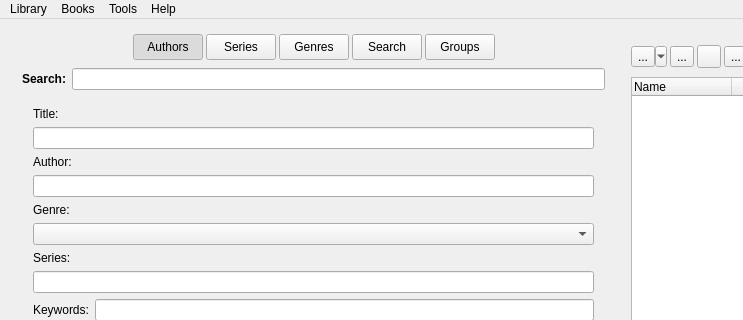
Qt form freeLib/src/mainwindow.ui (vpoluyaktov/freeLib) before a commit; both pictures show x 0 to 743 and y 0 to 320 of the 1297 by 733 pixel window.
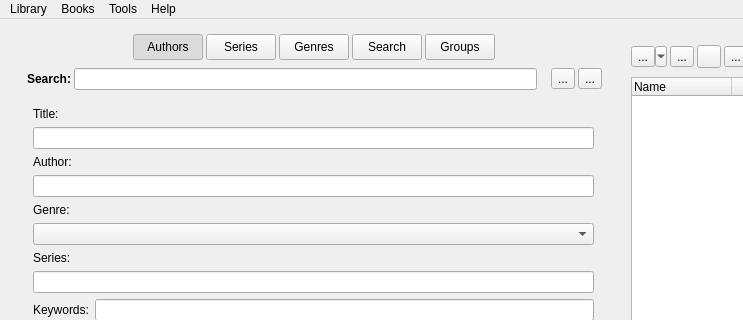
The same form after that commit. Icons and pictures are not drawn.

Commit message: New (MainWindow): Добавлены кнопки раскрыть/свернуть дерево Жанров, которые видимы только на вкладке Жанры.

```diff
--- a/freeLib/src/mainwindow.ui
+++ b/freeLib/src/mainwindow.ui
@@ -256,6 +256,8 @@
              </widget>
             </item>
             <item>
+             <layout class="QHBoxLayout" name="horizontalLayoListTools">
+              <item>
              <widget class="QFrame" name="SearchFrame">
               <property name="frameShape">
                <enum>QFrame::NoFrame</enum>
@@ -263,15 +265,18 @@
               <property name="frameShadow">
                <enum>QFrame::Raised</enum>
               </property>
-              <layout class="QHBoxLayout" name="horizontalLayout_3">
+                <layout class="QHBoxLayout" name="horizontalLayoutSearchFrame">
+                 <property name="spacing">
+                  <number>3</number>
+                 </property>
                <property name="leftMargin">
-                <number>0</number>
+                  <number>5</number>
                </property>
                <property name="topMargin">
                 <number>0</number>
                </property>
                <property name="rightMargin">
-                <number>0</number>
+                  <number>5</number>
                </property>
                <property name="bottomMargin">
                 <number>0</number>
@@ -313,6 +318,63 @@
                </item>
               </layout>
              </widget>
+              </item>
+              <item>
+               <widget class="QFrame" name="ExpandTreeGemresFrame">
+                <property name="frameShape">
+                 <enum>QFrame::NoFrame</enum>
+                </property>
+                <property name="frameShadow">
+                 <enum>QFrame::Raised</enum>
+                </property>
+                <layout class="QHBoxLayout" name="horizontalLayoutExpandTreeGemresFrame">
+                 <property name="spacing">
+                  <number>3</number>
+                 </property>
+                 <property name="leftMargin">
+                  <number>3</number>
+                 </property>
+                 <property name="topMargin">
+                  <number>0</number>
+                 </property>
+                 <property name="rightMargin">
+                  <number>3</number>
+                 </property>
+                 <property name="bottomMargin">
+                  <number>0</number>
+                 </property>
+                 <item>
+                  <widget class="QToolButton" name="btnExpandTreeGenre">
+                   <property name="toolTip">
+                    <string>Expand Tree Genres</string>
+                   </property>
+                   <property name="text">
+                    <string>...</string>
+                   </property>
+                   <property name="icon">
+                    <iconset resource="resource.qrc">
+                     <normaloff>:/icons/img/icons/minus.png</normaloff>:/icons/img/icons/minus.png</iconset>
+                   </property>
+                  </widget>
+                 </item>
+                 <item>
+                  <widget class="QToolButton" name="btnCollapseTreeGenre">
+                   <property name="toolTip">
+                    <string>Collapsу Tree Genre</string>
+                   </property>
+                   <property name="text">
+                    <string>...</string>
+                   </property>
+                   <property name="icon">
+                    <iconset resource="resource.qrc">
+                     <normaloff>:/icons/img/icons/plus.png</normaloff>:/icons/img/icons/plus.png</iconset>
+                   </property>
+                  </widget>
+                 </item>
+                </layout>
+               </widget>
+              </item>
+             </layout>
             </item>
             <item>
              <widget class="QStackedWidget" name="tabWidget">
```
Lines whose indentation alone changed are shown as unchanged. The commit also changes 5 other files.
